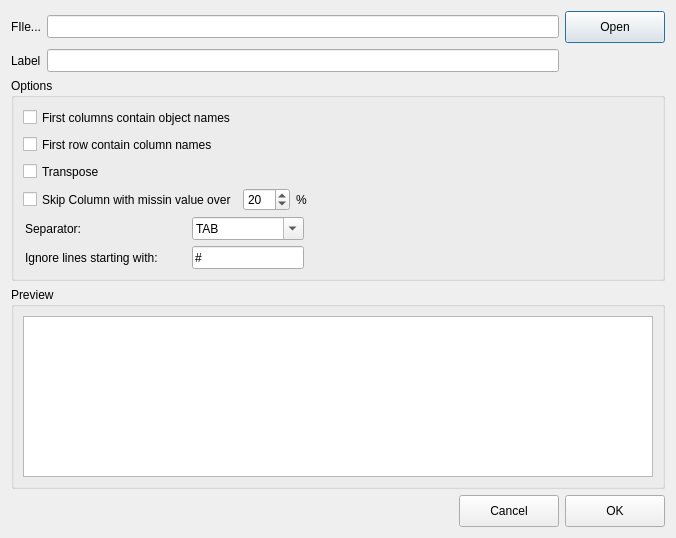
Before: the Qt Designer form src/Dialogs/ImportFileDialog.ui in gmrandazzo/QStudioMetrics, drawn with Qt 5.
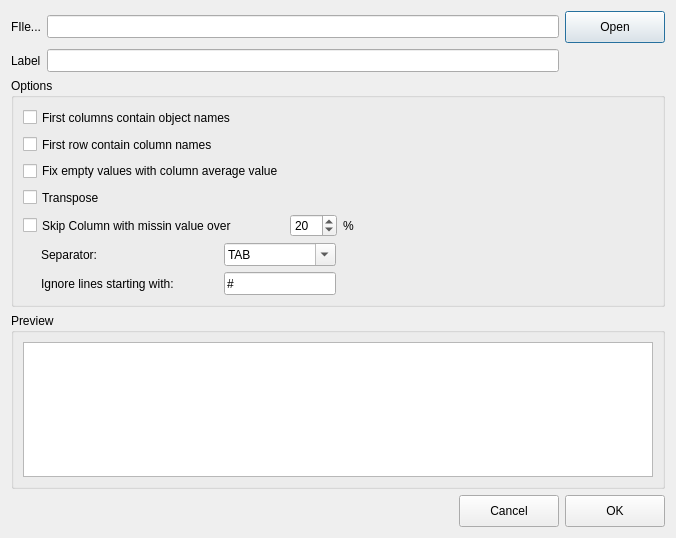
After: the same form once the commit is applied.

Commit message: Removed old ImportFileDialog, added DEFAULT_EMTPY_VALUE to qstudiometricstype.h

Diff of the .ui file:
```diff
--- a/src/Dialogs/ImportFileDialog.ui
+++ b/src/Dialogs/ImportFileDialog.ui
@@ -157,7 +157,7 @@
      <layout class="QGridLayout" name="gridLayout_2">
       <item row="0" column="0">
        <layout class="QGridLayout" name="gridLayout_8">
-        <item row="2" column="0">
+        <item row="3" column="0">
          <widget class="QCheckBox" name="transpose">
           <property name="minimumSize">
            <size>
@@ -214,7 +214,7 @@
           </property>
          </widget>
         </item>
-        <item row="3" column="0">
+        <item row="4" column="0">
          <widget class="QCheckBox" name="skipcolmissingvalue">
           <property name="minimumSize">
            <size>
@@ -236,7 +236,7 @@
           </property>
          </widget>
         </item>
-        <item row="3" column="1">
+        <item row="4" column="1">
          <widget class="QSpinBox" name="colmissvalueBox">
           <property name="minimum">
            <number>1</number>
@@ -249,7 +249,17 @@
           </property>
          </widget>
         </item>
-        <item row="3" column="2">
+        <item row="2" column="0">
+         <widget class="QCheckBox" name="fix_empty_values">
+          <property name="text">
+           <string>Fix empty values with column average value</string>
+          </property>
+          <property name="checked">
+           <bool>false</bool>
+          </property>
+         </widget>
+        </item>
+        <item row="4" column="2">
          <widget class="QLabel" name="label_9">
           <property name="text">
            <string>%</string>
```
The commit also changes 10 other files.
